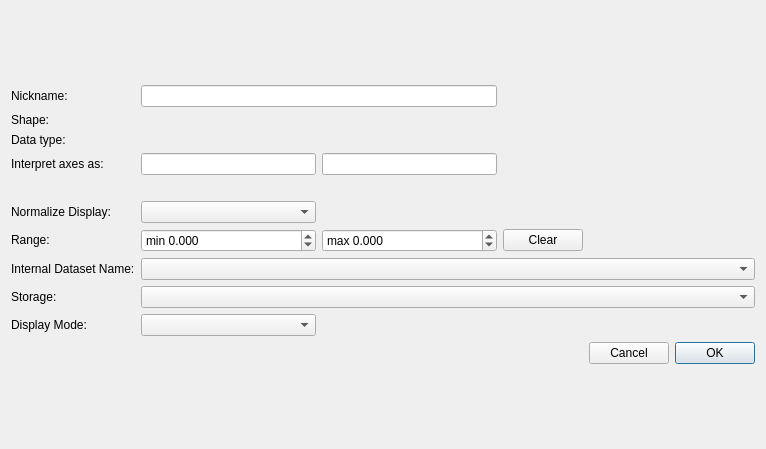
This is ilastik/applets/dataSelection/datasetInfoEditorWidget.ui in ilastik/ilastik as Qt 5 draws it before an edit. The edited form follows.
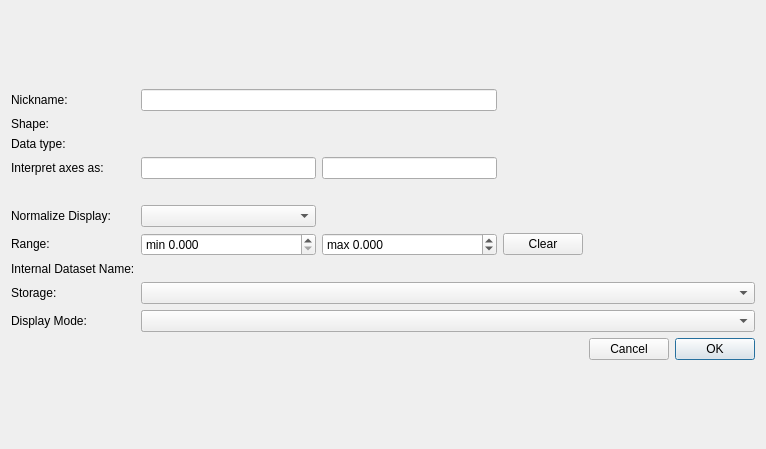
This is the edited form. Icons and pictures are not drawn.

Commit message: Adds real-time validation to datasetinfo editor and more tests

The edit to the form file:
```diff
--- a/ilastik/applets/dataSelection/datasetInfoEditorWidget.ui
+++ b/ilastik/applets/dataSelection/datasetInfoEditorWidget.ui
@@ -317,28 +317,28 @@
        <property name="prefix">
         <string>min </string>
        </property>
-       <property name="minimum">
-        <double>-999999999.000000000000000</double>
-       </property>
-       <property name="maximum">
-        <double>999999999.000000000000000</double>
-       </property>
        <property name="singleStep">
         <double>0.001000000000000</double>
        </property>
       </widget>
      </item>
+
+      <item row="7" column="1" colspan="5">
+       <widget class="QLabel" name="drange_error_display">
+        <property name="styleSheet">
+         <string notr="true">color: red; font-style: italic</string>
+        </property>
+        <property name="sizePolicy">
+         <sizepolicy hsizetype="Preferred" vsizetype="Fixed">
+          <horstretch>0</horstretch>
+          <verstretch>0</verstretch>
+         </sizepolicy>
+        </property>
+       </widget>
+      </item>
+
+
      <item row="8" column="1" colspan="5">
-      <widget class="QComboBox" name="storageComboBox">
-       <property name="sizePolicy">
-        <sizepolicy hsizetype="Preferred" vsizetype="Fixed">
-         <horstretch>0</horstretch>
-         <verstretch>0</verstretch>
-        </sizepolicy>
-       </property>
-      </widget>
-     </item>
-     <item row="7" column="1" colspan="5">
       <widget class="QComboBox" name="internalDatasetNameComboBox">
        <property name="sizePolicy">
         <sizepolicy hsizetype="Preferred" vsizetype="Fixed">
@@ -348,6 +348,20 @@
        </property>
       </widget>
      </item>
+
+     <item row="9" column="1" colspan="5">
+      <widget class="QComboBox" name="storageComboBox">
+       <property name="sizePolicy">
+        <sizepolicy hsizetype="Preferred" vsizetype="Fixed">
+         <horstretch>0</horstretch>
+         <verstretch>0</verstretch>
+        </sizepolicy>
+       </property>
+      </widget>
+     </item>
+
+
+
     </layout>
    </item>
   </layout>
```
The commit also changes 2 other files.
